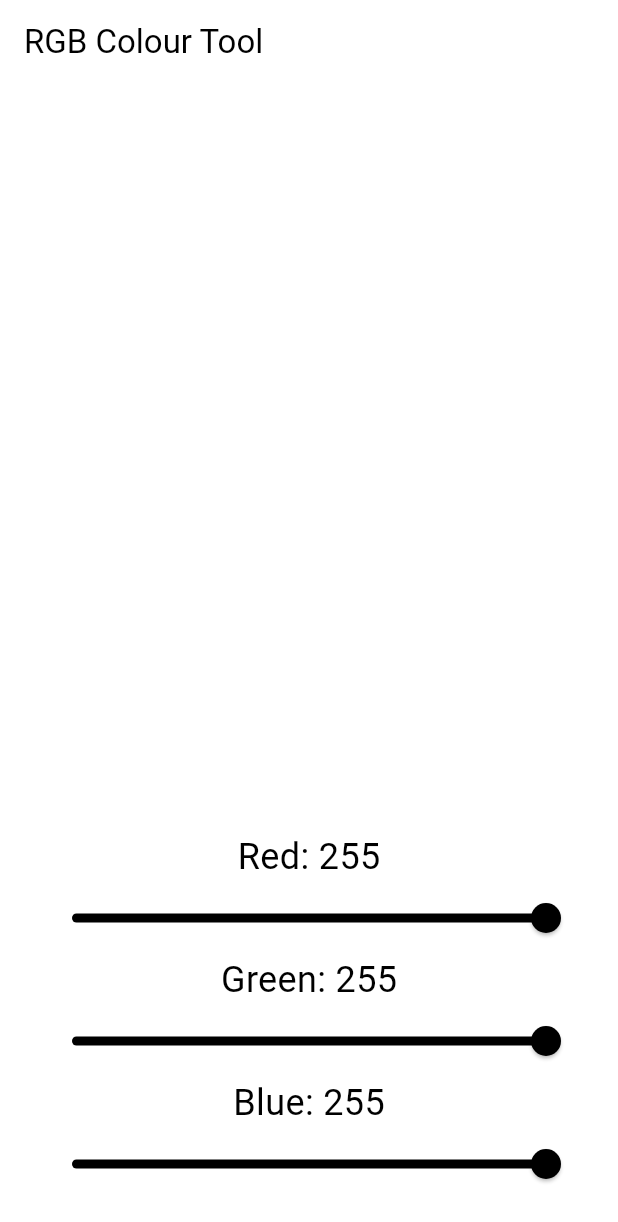
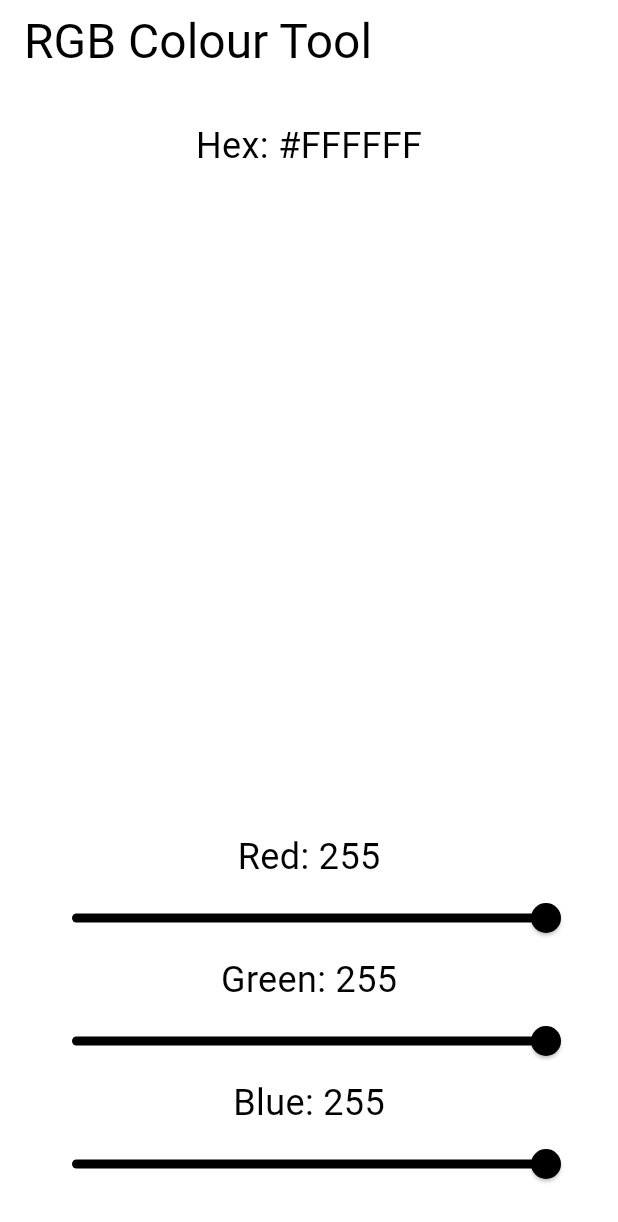
Before and after one commit to SamHarv/rgb_tool, a Flutter app: the screen it shows after launch, on a phone screen of 412 x 824 dp. Shown: the top 1222 px of the screen. Run offline on Flutter 3.47's test engine with Material 3 defaults, Android fonts, the phone set to English and light mode, and no system bars.

Commit message:
Added hex value

```diff
--- a/lib/main.dart
+++ b/lib/main.dart
@@ -6,12 +6,7 @@ class Colours extends StatelessWidget {
   const Colours({super.key});
 
   @override
-  Widget build(BuildContext context) {
-    return MaterialApp(
-      title: 'RGB Colours Tool',
-      home: const ColourPage(),
-    );
-  }
+  Widget build(BuildContext context) => MaterialApp(home: const ColourPage());
 }
 
 class ColourPage extends StatefulWidget {
@@ -23,6 +18,8 @@ class ColourPage extends StatefulWidget {
 
 class _ColourPageState extends State<ColourPage> {
   int r = 255, g = 255, b = 255;
+  String rgb2hex(int r, int g, int b) =>
+      '#${r.toRadixString(16).padLeft(2, '0')}${g.toRadixString(16).padLeft(2, '0')}${b.toRadixString(16).padLeft(2, '0')}';
 
   @override
   Widget build(BuildContext context) {
@@ -34,22 +31,25 @@ class _ColourPageState extends State<ColourPage> {
       backgroundColor: Color.fromARGB(255, r, g, b),
       appBar: AppBar(
         backgroundColor: Colors.transparent,
-        title: Text(
-          'RGB Colour Tool',
-          style: TextStyle(color: invertedColour),
-        ),
+        title: Text('RGB Colour Tool',
+            style: TextStyle(color: invertedColour, fontSize: 32)),
       ),
       body: Padding(
         padding: const EdgeInsets.all(24),
         child: Column(
+          mainAxisAlignment: MainAxisAlignment.spaceBetween,
+          children: [
+            Text(
+              'Hex: ${rgb2hex(r, g, b).toUpperCase()}',
+              style: TextStyle(color: invertedColour, fontSize: 24),
+            ),
+            Column(
               mainAxisAlignment: MainAxisAlignment.end,
               children: [
                 Column(
                   children: [
-                Text(
-                  'Red: $r',
-                  style: TextStyle(color: invertedColour, fontSize: 24),
-                ),
+                    Text('Red: $r',
+                        style: TextStyle(color: invertedColour, fontSize: 24)),
                     Slider(
                       activeColor: invertedColour,
                       value: r.toDouble(),
@@ -61,10 +61,8 @@ class _ColourPageState extends State<ColourPage> {
                 ),
                 Column(
                   children: [
-                Text(
-                  'Green: $g',
-                  style: TextStyle(color: invertedColour, fontSize: 24),
-                ),
+                    Text('Green: $g',
+                        style: TextStyle(color: invertedColour, fontSize: 24)),
                     Slider(
                       activeColor: invertedColour,
                       value: g.toDouble(),
@@ -76,10 +74,8 @@ class _ColourPageState extends State<ColourPage> {
                 ),
                 Column(
                   children: [
-                Text(
-                  'Blue: $b',
-                  style: TextStyle(color: invertedColour, fontSize: 24),
-                ),
+                    Text('Blue: $b',
+                        style: TextStyle(color: invertedColour, fontSize: 24)),
                     Slider(
                       activeColor: invertedColour,
                       value: b.toDouble(),
@@ -91,6 +87,8 @@ class _ColourPageState extends State<ColourPage> {
                 ),
               ],
             ),
+          ],
+        ),
       ),
     );
   }
```
Also changed, not shown: pubspec.yaml (+16 -5 lines), firebase.json (added), images/logo.png (added), pubspec.lock, 36 other files. Lines whose indentation alone changed are shown as unchanged.
